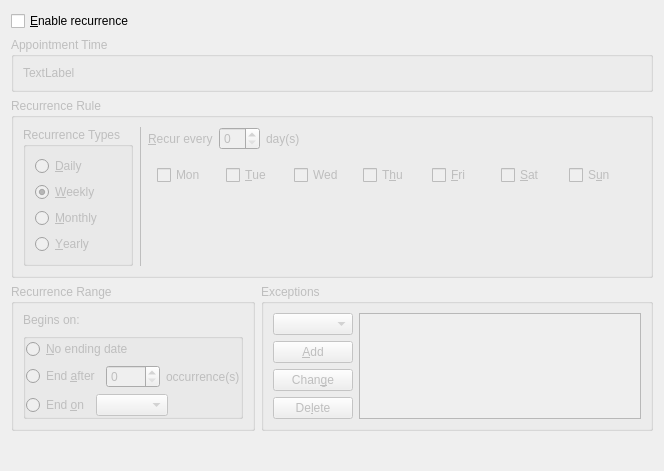
Before: the Qt Designer form incidenceeditors/incidenceeditor-ng/incidencerecurrenceeditor.ui in chusopr/kdepim-ktimetracker-akonadi, drawn with Qt 5.
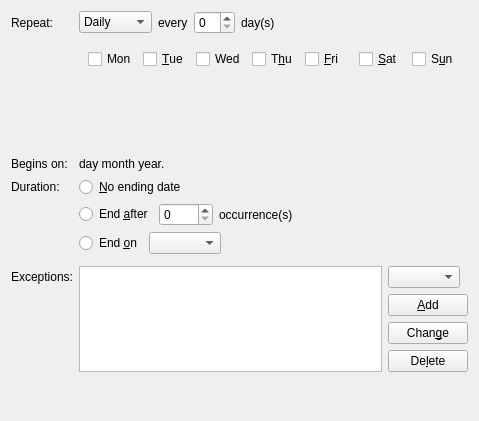
After: the same form once the commit is applied. Custom widgets are drawn as their Qt base class.

Commit message: Use a similar ui for the recurrence dialog as in the usability study of Erin

Diff of the .ui file:
```diff
--- a/incidenceeditors/incidenceeditor-ng/incidencerecurrenceeditor.ui
+++ b/incidenceeditors/incidenceeditor-ng/incidencerecurrenceeditor.ui
@@ -6,8 +6,8 @@
    <rect>
     <x>0</x>
     <y>0</y>
-    <width>664</width>
-    <height>471</height>
+    <width>479</width>
+    <height>421</height>
    </rect>
   </property>
   <property name="sizePolicy">
@@ -16,137 +16,53 @@
     <verstretch>0</verstretch>
    </sizepolicy>
   </property>
-  <layout class="QGridLayout" name="gridLayout_12">
-   <item row="0" column="0">
-    <widget class="QCheckBox" name="mEnabledCheck">
-     <property name="whatsThis">
-      <string extracomment="@info:whatsthis">Enables recurrence for this event or to-do according to the specified rules.</string>
-     </property>
-     <property name="text">
-      <string extracomment="@option:check">&amp;Enable recurrence</string>
-     </property>
-    </widget>
-   </item>
-   <item row="1" column="0" colspan="2">
-    <widget class="QGroupBox" name="mTimeGroupBox">
-     <property name="enabled">
-      <bool>false</bool>
-     </property>
-     <property name="sizePolicy">
-      <sizepolicy hsizetype="Preferred" vsizetype="Fixed">
-       <horstretch>0</horstretch>
-       <verstretch>0</verstretch>
-      </sizepolicy>
-     </property>
-     <property name="whatsThis">
-      <string extracomment="@info:whatsthis">Displays appointment time information.</string>
-     </property>
-     <property name="title">
-      <string extracomment="@title:group">Appointment Time</string>
-     </property>
      <layout class="QGridLayout" name="gridLayout">
       <item row="0" column="0">
-       <widget class="QLabel" name="mDateTimeLabel">
-        <property name="sizePolicy">
-         <sizepolicy hsizetype="Preferred" vsizetype="Fixed">
-          <horstretch>0</horstretch>
-          <verstretch>0</verstretch>
-         </sizepolicy>
-        </property>
-        <property name="text">
-         <string>TextLabel</string>
-        </property>
-       </widget>
-      </item>
-     </layout>
-    </widget>
-   </item>
-   <item row="2" column="0" colspan="2">
-    <widget class="QGroupBox" name="mRuleBox">
-     <property name="enabled">
-      <bool>false</bool>
-     </property>
-     <property name="sizePolicy">
-      <sizepolicy hsizetype="Preferred" vsizetype="Fixed">
-       <horstretch>0</horstretch>
-       <verstretch>0</verstretch>
-      </sizepolicy>
-     </property>
-     <property name="whatsThis">
-      <string extracomment="@info:whatsthis">Options concerning the type of recurrence this event or to-do should have.</string>
-     </property>
-     <property name="title">
-      <string extracomment="@title:group">Recurrence Rule</string>
-     </property>
-     <layout class="QGridLayout" name="gridLayout_6">
-      <item row="0" column="0" rowspan="2">
-       <widget class="QGroupBox" name="groupBox_4">
+    <widget class="QLabel" name="label_4">
         <property name="sizePolicy">
          <sizepolicy hsizetype="Fixed" vsizetype="Preferred">
           <horstretch>0</horstretch>
           <verstretch>0</verstretch>
          </sizepolicy>
         </property>
-        <property name="whatsThis">
-         <string/>
-        </property>
-        <property name="title">
-         <string extracomment="@title:group">Recurrence Types</string>
-        </property>
-        <property name="flat">
-         <bool>true</bool>
-        </property>
-        <layout class="QGridLayout" name="gridLayout_3">
-         <item row="0" column="0">
-          <widget class="QRadioButton" name="mDailyButton">
-           <property name="whatsThis">
-            <string extracomment="@info:whatsthis">Sets the event or to-do to recur daily according to the specified rules.</string>
-           </property>
            <property name="text">
-            <string extracomment="@option:radio recur daily">&amp;Daily</string>
-           </property>
-           <property name="checked">
-            <bool>false</bool>
-           </property>
-          </widget>
-         </item>
-         <item row="1" column="0">
-          <widget class="QRadioButton" name="mWeeklyButton">
-           <property name="whatsThis">
-            <string extracomment="@info:whatsthis">Sets the event or to-do to recur weekly according to the specified rules.</string>
-           </property>
+      <string>Repeat:</string>
+     </property>
+    </widget>
+   </item>
+   <item row="0" column="1" colspan="4">
+    <layout class="QHBoxLayout" name="horizontalLayout_4">
+     <item>
+      <widget class="KComboBox" name="mTypeCombo">
+       <property name="sizePolicy">
+        <sizepolicy hsizetype="Fixed" vsizetype="Fixed">
+         <horstretch>0</horstretch>
+         <verstretch>0</verstretch>
+        </sizepolicy>
+       </property>
+       <item>
            <property name="text">
-            <string extracomment="@option:radio recur weekly">&amp;Weekly</string>
-           </property>
-           <property name="checked">
-            <bool>true</bool>
-           </property>
-          </widget>
-         </item>
-         <item row="2" column="0">
-          <widget class="QRadioButton" name="mMonthlyButton">
-           <property name="whatsThis">
-            <string extracomment="@info:whatsthis">Sets the event or to-do to recur monthly according to the specified rules.</string>
-           </property>
+         <string>Daily</string>
+        </property>
+       </item>
+       <item>
            <property name="text">
-            <string extracomment="@option:radio recur monthly">&amp;Monthly</string>
-           </property>
-          </widget>
-         </item>
-         <item row="3" column="0">
-          <widget class="QRadioButton" name="mYearlyButton">
-           <property name="whatsThis">
-            <string extracomment="@info:whatsthis">Sets the event or to-do to recur yearly according to the specified rules.</string>
-           </property>
+         <string>Weekly</string>
+        </property>
+       </item>
+       <item>
+        <property name="text">
+         <string>Monthly</string>
+        </property>
+       </item>
+       <item>
            <property name="text">
-            <string extracomment="@option:radio recur yearly">&amp;Yearly</string>
-           </property>
-          </widget>
-         </item>
-        </layout>
-       </widget>
-      </item>
-      <item row="0" column="3">
+         <string>Yearly</string>
+        </property>
+       </item>
+      </widget>
+     </item>
+     <item>
        <widget class="QLabel" name="label">
         <property name="sizePolicy">
          <sizepolicy hsizetype="Fixed" vsizetype="Preferred">
@@ -155,14 +71,14 @@
          </sizepolicy>
         </property>
         <property name="text">
-         <string>&amp;Recur every</string>
+        <string>every</string>
         </property>
         <property name="buddy">
          <cstring>mFrequencyEdit</cstring>
         </property>
        </widget>
       </item>
-      <item row="0" column="4">
+     <item>
        <widget class="QSpinBox" name="mFrequencyEdit">
         <property name="sizePolicy">
          <sizepolicy hsizetype="Fixed" vsizetype="Fixed">
@@ -172,24 +88,19 @@
         </property>
        </widget>
       </item>
-      <item row="0" column="5">
+     <item>
        <widget class="QLabel" name="mRecurrenceRuleLabel">
         <property name="text">
          <string>day(s)</string>
         </property>
        </widget>
       </item>
-      <item row="0" column="1" rowspan="2">
-       <widget class="KSeparator" name="kseparator">
-        <property name="orientation">
-         <enum>Qt::Vertical</enum>
-        </property>
-       </widget>
-      </item>
-      <item row="1" column="3" colspan="3">
+    </layout>
+   </item>
+   <item row="1" column="1" colspan="4">
        <widget class="QStackedWidget" name="mRuleStack">
         <property name="enabled">
-         <bool>false</bool>
+      <bool>true</bool>
         </property>
         <property name="currentIndex">
          <number>1</number>
@@ -961,22 +872,23 @@
         </widget>
        </widget>
       </item>
-     </layout>
-    </widget>
+   <item row="2" column="0" colspan="5">
+    <widget class="KSeparator" name="kseparator"/>
    </item>
    <item row="3" column="0">
-    <widget class="QGroupBox" name="mRecurrenceRangeGroupBox">
-     <property name="enabled">
-      <bool>false</bool>
+    <widget class="QLabel" name="label_8">
+     <property name="sizePolicy">
+      <sizepolicy hsizetype="Fixed" vsizetype="Preferred">
+       <horstretch>0</horstretch>
+       <verstretch>0</verstretch>
+      </sizepolicy>
      </property>
-     <property name="whatsThis">
-      <string extracomment="@info:whatsthis">Sets a range for which these recurrence rules will apply to this event or to-do.</string>
+     <property name="text">
+      <string>Begins on:</string>
      </property>
-     <property name="title">
-      <string extracomment="@title:group">Recurrence Range</string>
-     </property>
-     <layout class="QGridLayout" name="gridLayout_11">
-      <item row="0" column="0">
+    </widget>
+   </item>
+   <item row="3" column="1" colspan="4">
        <widget class="QLabel" name="mStartDateLabel">
         <property name="sizePolicy">
          <sizepolicy hsizetype="Fixed" vsizetype="Preferred">
@@ -988,23 +900,24 @@
          <string extracomment="@info:whatsthis">The date on which the recurrences for this event or to-do should begin.</string>
         </property>
         <property name="text">
-         <string extracomment="@label">Begins on:</string>
+      <string extracomment="@label">day month year.</string>
         </property>
        </widget>
       </item>
-      <item row="1" column="0" colspan="2">
-       <widget class="QGroupBox" name="groupBox_6">
-        <property name="title">
-         <string/>
-        </property>
-        <property name="flat">
-         <bool>true</bool>
-        </property>
-        <layout class="QGridLayout" name="gridLayout_10">
-         <property name="margin">
-          <number>0</number>
-         </property>
-         <item row="0" column="0" colspan="4">
+   <item row="4" column="0">
+    <widget class="QLabel" name="label_9">
+     <property name="sizePolicy">
+      <sizepolicy hsizetype="Fixed" vsizetype="Preferred">
+       <horstretch>0</horstretch>
+       <verstretch>0</verstretch>
+      </sizepolicy>
+     </property>
+     <property name="text">
+      <string>Duration:</string>
+     </property>
+    </widget>
+   </item>
+   <item row="4" column="1" colspan="4">
           <widget class="QRadioButton" name="mNoEndDateButton">
            <property name="whatsThis">
             <string extracomment="@info:whatsthis">Sets the event or to-do to recur forever.</string>
@@ -1017,7 +930,9 @@
            </attribute>
           </widget>
          </item>
-         <item row="1" column="0" colspan="2">
+   <item row="5" column="1" colspan="4">
+    <layout class="QHBoxLayout" name="horizontalLayout_6">
+     <item>
           <widget class="QRadioButton" name="mEndDurationButton">
            <property name="sizePolicy">
             <sizepolicy hsizetype="Fixed" vsizetype="Fixed">
@@ -1036,14 +951,14 @@
            </attribute>
           </widget>
          </item>
-         <item row="1" column="2">
+     <item>
           <widget class="QSpinBox" name="mEndDurationEdit">
            <property name="maximum">
             <number>9999</number>
            </property>
           </widget>
          </item>
-         <item row="1" column="3">
+     <item>
           <widget class="QLabel" name="label_6">
            <property name="sizePolicy">
             <sizepolicy hsizetype="MinimumExpanding" vsizetype="Preferred">
@@ -1056,7 +971,11 @@
            </property>
           </widget>
          </item>
-         <item row="2" column="0">
+    </layout>
+   </item>
+   <item row="6" column="1" colspan="4">
+    <layout class="QHBoxLayout" name="horizontalLayout_5">
+     <item>
           <widget class="QRadioButton" name="mEndDateButton">
            <property name="whatsThis">
             <string/>
@@ -1069,7 +988,7 @@
            </attribute>
           </widget>
          </item>
-         <item row="2" column="1" colspan="3">
+     <item>
           <widget class="KPIM::KDateEdit" name="mEndDateEdit">
            <property name="sizePolicy">
             <sizepolicy hsizetype="Fixed" vsizetype="Fixed">
@@ -1082,55 +1001,85 @@
            </property>
           </widget>
          </item>
-        </layout>
-       </widget>
-      </item>
-     </layout>
-    </widget>
+     <item>
+      <spacer name="horizontalSpacer_3">
+       <property name="orientation">
+        <enum>Qt::Horizontal</enum>
+       </property>
+       <property name="sizeHint" stdset="0">
+        <size>
+         <width>40</width>
+         <height>20</height>
+        </size>
+       </property>
+      </spacer>
+     </item>
+    </layout>
    </item>
-   <item row="3" column="1">
-    <widget class="QGroupBox" name="mExceptionsGroupBox">
-     <property name="enabled">
-      <bool>false</bool>
-     </property>
+   <item row="7" column="0" colspan="4">
+    <widget class="KSeparator" name="kseparator_2"/>
+   </item>
+   <item row="8" column="0">
+    <widget class="QLabel" name="label_10">
      <property name="sizePolicy">
-      <sizepolicy hsizetype="Preferred" vsizetype="Fixed">
+      <sizepolicy hsizetype="Fixed" vsizetype="Preferred">
        <horstretch>0</horstretch>
        <verstretch>0</verstretch>
       </sizepolicy>
      </property>
-     <property name="title">
-      <string>Exceptions</string>
+     <property name="text">
+      <string>Exceptions:</string>
      </property>
-     <layout class="QGridLayout" name="gridLayout_9">
-      <item row="0" column="0">
-       <widget class="KPIM::KDateEdit" name="mExceptionDateEdit"/>
-      </item>
-      <item row="0" column="1" rowspan="4">
+    </widget>
+   </item>
+   <item row="8" column="1" rowspan="4" colspan="3">
        <widget class="QListWidget" name="mExceptionList">
         <property name="sizePolicy">
-         <sizepolicy hsizetype="MinimumExpanding" vsizetype="Expanding">
+      <sizepolicy hsizetype="Expanding" vsizetype="Expanding">
           <horstretch>0</horstretch>
           <verstretch>0</verstretch>
          </sizepolicy>
         </property>
        </widget>
       </item>
-      <item row="1" column="0">
+   <item row="12" column="2">
+    <spacer name="verticalSpacer_3">
+     <property name="orientation">
+      <enum>Qt::Vertical</enum>
+     </property>
+     <property name="sizeHint" stdset="0">
+      <size>
+       <width>20</width>
+       <height>40</height>
+      </size>
+     </property>
+    </spacer>
+   </item>
+   <item row="8" column="4">
+    <widget class="KPIM::KDateEdit" name="mExceptionDateEdit">
+     <property name="sizePolicy">
+      <sizepolicy hsizetype="Fixed" vsizetype="Fixed">
+       <horstretch>0</horstretch>
+       <verstretch>0</verstretch>
+      </sizepolicy>
+     </property>
+    </widget>
+   </item>
+   <item row="9" column="4">
        <widget class="QPushButton" name="mAddExceptionButton">
         <property name="text">
          <string>&amp;Add</string>
         </property>
        </widget>
       </item>
-      <item row="2" column="0">
+   <item row="10" column="4">
        <widget class="QPushButton" name="mChangeExceptionButton">
         <property name="text">
          <string>Chan&amp;ge</string>
         </property>
        </widget>
       </item>
-      <item row="3" column="0">
+   <item row="11" column="4">
        <widget class="QPushButton" name="mDeleteExceptionButton">
         <property name="text">
          <string>De&amp;lete</string>
@@ -1139,22 +1088,6 @@
       </item>
      </layout>
     </widget>
-   </item>
-   <item row="4" column="0">
-    <spacer name="verticalSpacer_3">
-     <property name="orientation">
-      <enum>Qt::Vertical</enum>
-     </property>
-     <property name="sizeHint" stdset="0">
-      <size>
-       <width>20</width>
-       <height>40</height>
-      </size>
-     </property>
-    </spacer>
-   </item>
-  </layout>
- </widget>
  <customwidgets>
   <customwidget>
    <class>KPIM::KDateEdit</class>
```
Left out of the diff: 83 changed lines with no effect on the pictures. Lines whose indentation alone changed are shown as unchanged. The commit also changes 2 other files.
